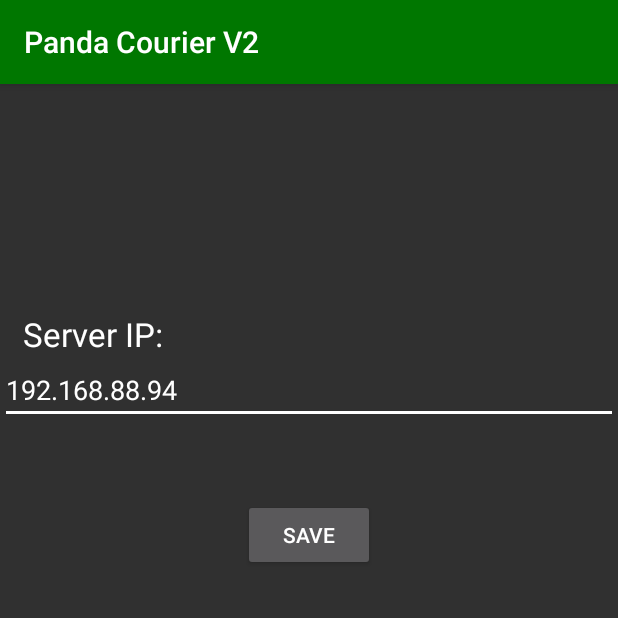
After one commit to GeorgeSlupitsky/PandaCourier, an Android app: the ServerIPActivity screen opened directly, with no data from a screen before it, on a phone screen of 412 x 824 dp, the top half of it. The commit adds this screen. Run offline under Robolectric (Android 15) with nearby library versions, the phone set to English and light mode, and no system bars.

Commit message:
fix bugs

```diff
--- a/app/src/main/java/ua/com/pandasushi/pandacourierv2/activities/ChooseMapActivity.java
+++ b/app/src/main/java/ua/com/pandasushi/pandacourierv2/activities/ChooseMapActivity.java
@@ -37,7 +37,7 @@ public class ChooseMapActivity extends AppCompatActivity {
         radioGroup = (RadioGroup) findViewById(R.id.radioGroup);
         mapsMeRadio = (RadioButton) findViewById(R.id.mapsMeRadio);
         googleMapsRadio = (RadioButton) findViewById(R.id.googleMapsRadio);
-        serverHost = (EditText) findViewById(R.id.serverHost);
+        serverHost = (EditText) findViewById(R.id.serverHostFromMap);
         save = (Button) findViewById(R.id.saveBtn);
 
         maps = sharedPreferences.getString("maps", "GoogleMaps");
--- /dev/null
+++ b/app/src/main/java/ua/com/pandasushi/pandacourierv2/activities/ServerIPActivity.java
@@ -0,0 +1,46 @@
+package ua.com.pandasushi.pandacourierv2.activities;
+
+import android.content.SharedPreferences;
+import android.os.Bundle;
+import android.support.annotation.Nullable;
+import android.support.v7.app.AppCompatActivity;
+import android.view.View;
+import android.widget.Button;
+import android.widget.EditText;
+
+import com.pandasushi.pandacourierv2.R;
+
+/**
+ * Created by User9 on 04.04.2018.
+ */
+
+public class ServerIPActivity extends AppCompatActivity {
+
+    private Button save;
+    private EditText serverHost;
+    private SharedPreferences sharedPreferences;
+
+    @Override
+    protected void onCreate(@Nullable Bundle savedInstanceState) {
+        super.onCreate(savedInstanceState);
+
+        setContentView(R.layout.activity_server_ip);
+
+        serverHost = (EditText) findViewById(R.id.serverHost);
+        save = (Button) findViewById(R.id.saveBtn);
+
+        sharedPreferences = getSharedPreferences("myPref", MODE_PRIVATE);
+
+        serverHost.setText(sharedPreferences.getString("serverHost", "192.168.88.94"));
+
+        save.setOnClickListener(new View.OnClickListener() {
+            @Override
+            public void onClick(View view) {
+
+                sharedPreferences.edit().putString("serverHost", serverHost.getText().toString()).apply();
+
+                finish();
+            }
+        });
+    }
+}
--- a/app/src/main/res/layout/activity_choose_map.xml
+++ b/app/src/main/res/layout/activity_choose_map.xml
@@ -40,7 +40,7 @@
         android:textAppearance="?android:attr/textAppearanceLarge"/>
 
     <EditText
-        android:id="@+id/serverHost"
+        android:id="@+id/serverHostFromMap"
         android:layout_width="match_parent"
         android:layout_height="wrap_content" />
 
--- /dev/null
+++ b/app/src/main/res/layout/activity_server_ip.xml
@@ -0,0 +1,38 @@
+<?xml version="1.0" encoding="utf-8"?>
+<RelativeLayout
+    xmlns:android="http://schemas.android.com/apk/res/android"
+    xmlns:tools="http://schemas.android.com/tools"
+    android:layout_width="match_parent"
+    android:layout_height="match_parent">
+
+        <TextView
+            android:id="@+id/tv"
+            android:layout_width="match_parent"
+            android:layout_height="wrap_content"
+            android:layout_alignParentLeft="true"
+            android:layout_alignParentStart="true"
+            android:layout_alignParentTop="true"
+            android:layout_marginTop="152dp"
+            android:text="@string/server_host"
+            android:layout_marginLeft="15dp"
+            android:textAppearance="?android:attr/textAppearanceLarge" />
+
+        <EditText
+            android:id="@+id/serverHost"
+            android:layout_width="match_parent"
+            android:layout_height="wrap_content"
+            android:layout_alignParentLeft="true"
+            android:layout_alignParentStart="true"
+            android:layout_below="@+id/tv" />
+
+        <Button
+            android:id="@+id/saveBtn"
+            android:layout_width="wrap_content"
+            android:layout_height="wrap_content"
+            android:layout_below="@+id/serverHost"
+            android:layout_centerHorizontal="true"
+            android:layout_gravity="center_horizontal"
+            android:layout_marginTop="50dp"
+            android:text="@string/save" />
+
+</RelativeLayout>
--- a/app/src/main/res/values/strings.xml
+++ b/app/src/main/res/values/strings.xml
@@ -47,4 +47,6 @@
     <string name="server_host">Server IP:</string>
 
     <string name="record_track_is_running">Track record is running</string>
+    <string name="gps_disable">GPS is disable. Track doesn`t record.</string>
+    <string name="turn_on_gps">Please turn on GPS. Click here.</string>
 </resources>
```
Also changed, not shown: app/src/main/AndroidManifest.xml (+14 -0 lines), app/src/main/java/ua/com/pandasushi/pandacourierv2/activities/LoginActivity.java (+10 -0 lines), app/src/main/java/ua/com/pandasushi/pandacourierv2/fragments/MyOrdersFragment.java (+28 -1 lines), app/src/main/java/ua/com/pandasushi/pandacourierv2/services/TrackWritingService.java (+33 -8 lines), app/src/main/res/layout/activity_login.xml (+9 -0 lines), 2 other files.
